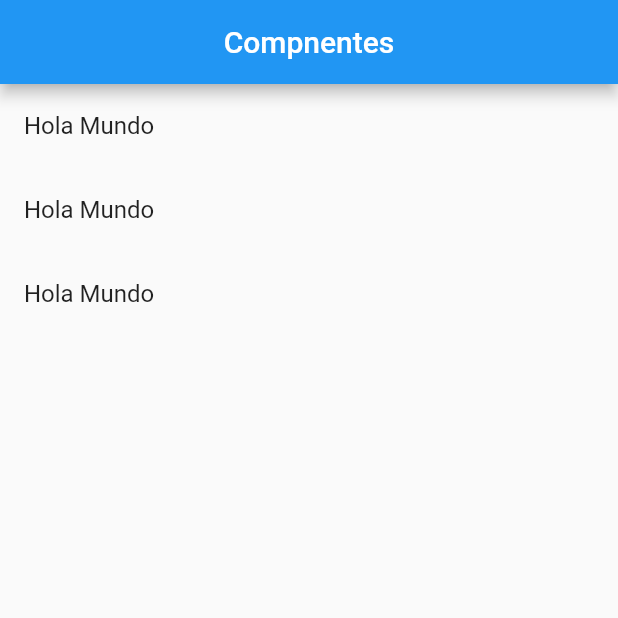
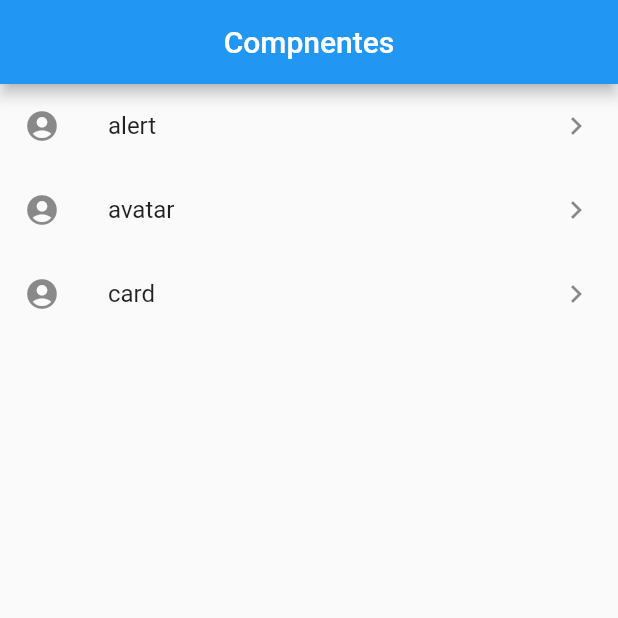
Before and after one commit to PiedPiperCaos/aplicacion_variada, a Flutter app: the screen it shows after launch, on a phone screen of 412 x 824 dp, the top half of it. Run offline on Flutter 3.47's test engine with Material 2 defaults, Android fonts, the phone set to English and light mode, and no system bars.

Commit message:
final clase 08/10

```diff
--- a/lib/src/pages/home_page.dart
+++ b/lib/src/pages/home_page.dart
@@ -1,3 +1,6 @@
+//import 'dart:js';
+
+import 'package:aplicacion_variada/src/providers/menu_provider.dart';
 import 'package:flutter/material.dart';
 
 class HomePage extends StatelessWidget {
@@ -13,22 +16,30 @@ class HomePage extends StatelessWidget {
   }
 
   Widget _lista() {
-    return ListView(
-      children: _listaItems(),
+    // print(menuProvider.opciones);
+    return FutureBuilder(
+      future: menuProvider.cargarData(),
+      initialData: [],
+      builder: (BuildContext context, AsyncSnapshot snapshot) {
+        return ListView(
+          children: _listaItems(snapshot.data),
+        );
+      },
     );
+    //return ListView(children: _listaItems());
   }
 
-  List<Widget> _listaItems() {
-    return [
-      ListTile(
-        title: Text('Hola Mundo'),
-      ),
-      ListTile(
-        title: Text('Hola Mundo'),
-      ),
-      ListTile(
-        title: Text('Hola Mundo'),
-      )
-    ];
+  List<Widget> _listaItems(List<dynamic> data) {
+    final List<Widget> opciones = [];
+    data.forEach((element) {
+      final widgetTemp = ListTile(
+        title: Text(element['ruta']),
+        leading: Icon(Icons.account_circle),
+        trailing: Icon(Icons.keyboard_arrow_right),
+        onTap: () {},
+      );
+      opciones.add(widgetTemp);
+    });
+    return opciones;
   }
 }
--- a/pubspec.yaml
+++ b/pubspec.yaml
@@ -58,8 +58,8 @@ flutter:
   uses-material-design: true
 
   # To add assets to your application, add an assets section, like this:
-   assets:
-     - data/menu_opts.json
+  assets:
+    - data/menu_opts.json
   #   - images/a_dot_ham.jpeg
 
   # An image asset can refer to one or more resolution-specific "variants", see
```
Also changed, not shown: lib/src/providers/menu_provider.dart (+9 -8 lines), lib/src/utils/icono_string_util.dart (added).
